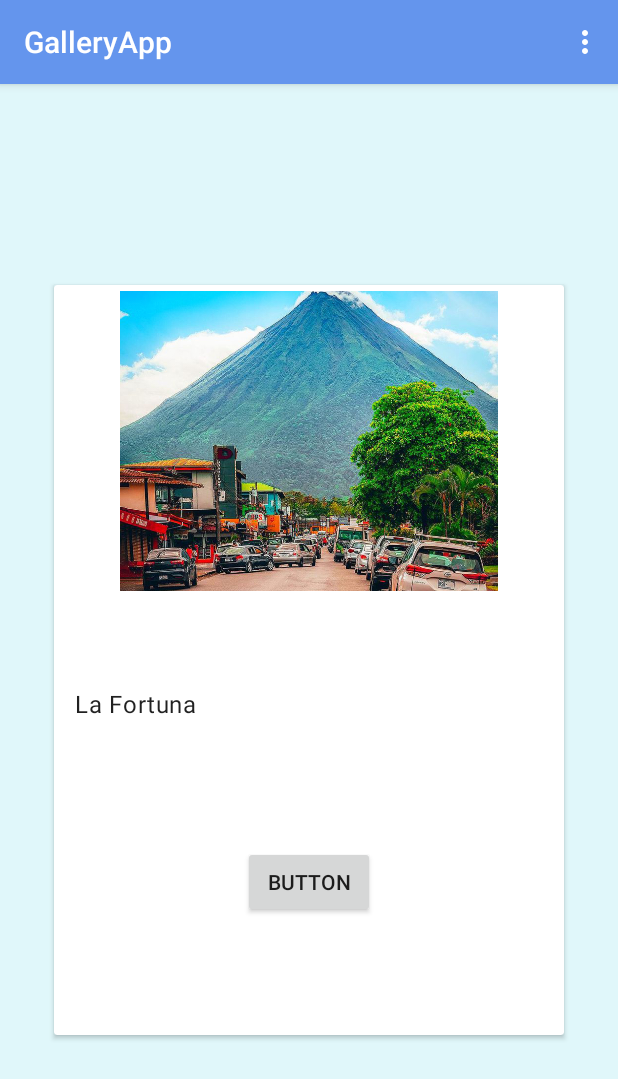
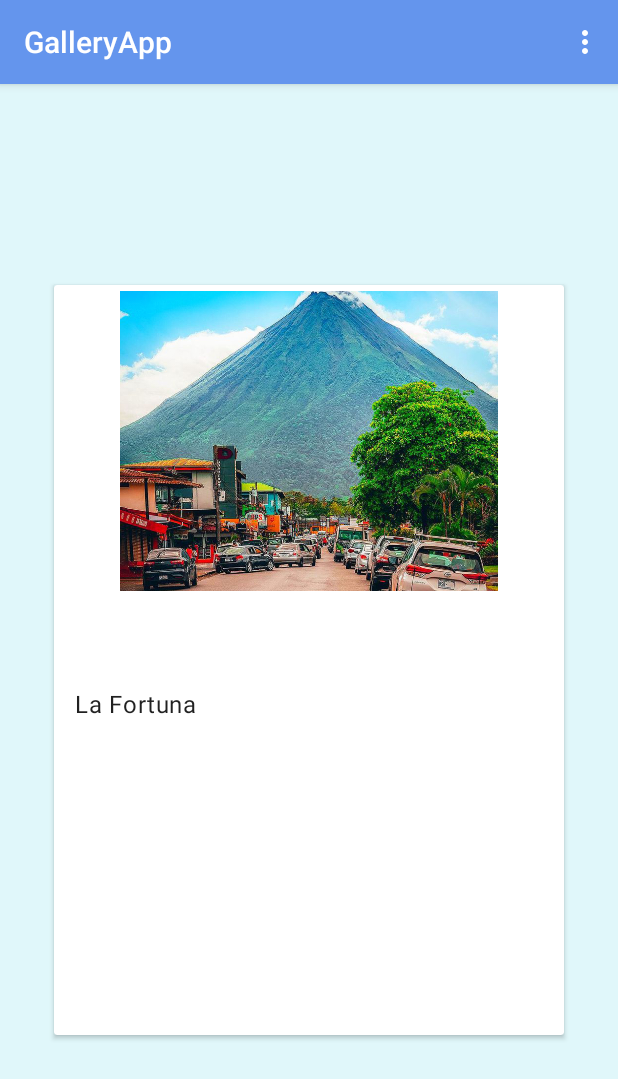
Before and after one commit to Cdguzmanr/Android-GalleryApp, an Android app: the screen it shows after launch (MainActivity), on a phone screen of 412 x 824 dp. Shown: the top 1079 px of the screen. Run offline under Robolectric (Android 15) with nearby library versions, the phone set to English and light mode, and no system bars.

Commit message:
deleted extra button

```diff
--- a/app/src/main/res/layout/activity_main.xml
+++ b/app/src/main/res/layout/activity_main.xml
@@ -47,16 +47,6 @@
                 app:layout_constraintTop_toBottomOf="@+id/header_image"
                 app:layout_constraintVertical_bias="0.216" />
 
-            <Button
-                android:id="@+id/button2"
-                android:layout_width="wrap_content"
-                android:layout_height="wrap_content"
-                android:text="Button"
-                app:layout_constraintBottom_toBottomOf="parent"
-                app:layout_constraintEnd_toEndOf="parent"
-                app:layout_constraintStart_toStartOf="parent"
-                app:layout_constraintTop_toBottomOf="@+id/tvBody" />
-
         </androidx.constraintlayout.widget.ConstraintLayout>
     </androidx.cardview.widget.CardView>
 </androidx.constraintlayout.widget.ConstraintLayout>
```
